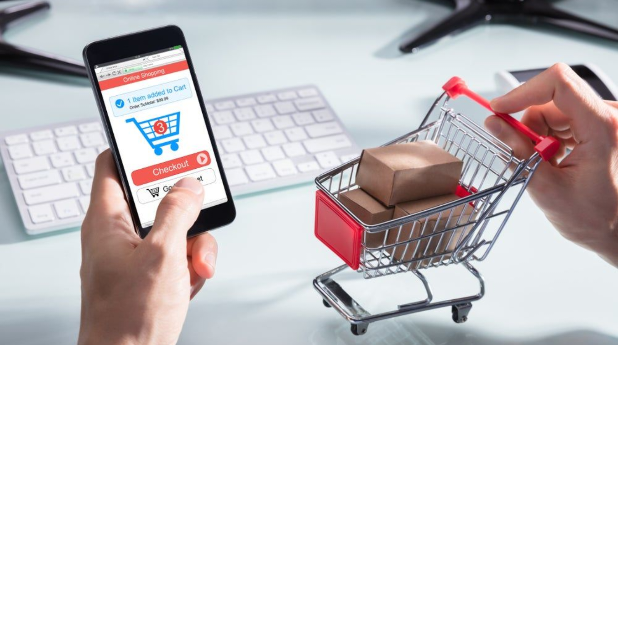
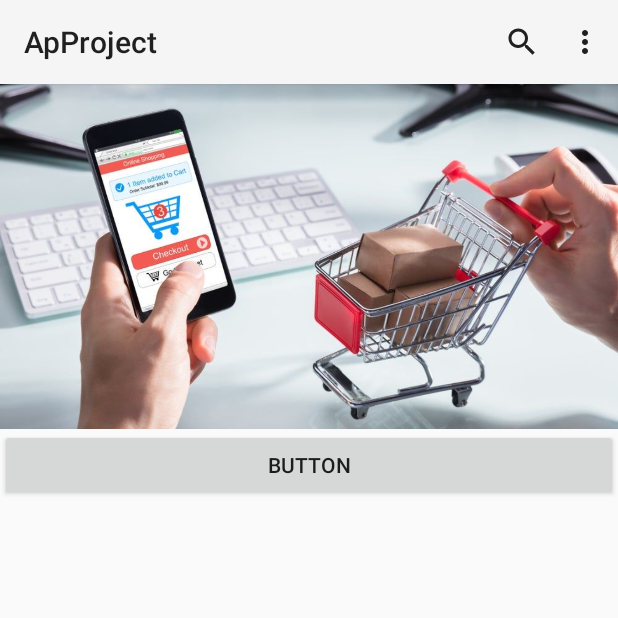
Before and after one commit to Ali-Noghabi/Ap-project-android, an Android app: the SearchViewPage screen opened directly, with no data from a screen before it, on a phone screen of 412 x 824 dp, the top half of it. Run offline under Robolectric (Android 15) with nearby library versions, the phone set to English and light mode, and no system bars.

Commit message:
fix search view page V2

```diff
--- a/app/src/main/AndroidManifest.xml
+++ b/app/src/main/AndroidManifest.xml
@@ -12,13 +12,12 @@
         android:supportsRtl="true"
         android:theme="@style/Theme.ApProject"
         android:usesCleartextTraffic="true">
-        <activity android:name=".SearchViewPage"></activity>
+        <activity
+            android:name=".SearchViewPage"
+            android:theme="@style/Theme.AppCompat.Light"></activity>
         <activity android:name=".HomePage" />
         <activity android:name=".SignUpPage" />
         <activity android:name=".LoginPage" />
-        <activity
-            android:name=".ui.login.LoginActivity"
-            android:label="@string/title_activity_login" />
         <activity android:name=".MainActivity">
             <intent-filter>
                 <action android:name="android.intent.action.MAIN" />
--- a/app/src/main/java/ir/lucifer/approject/SearchViewPage.java
+++ b/app/src/main/java/ir/lucifer/approject/SearchViewPage.java
@@ -1,29 +1,29 @@
 package ir.lucifer.approject;
 
 import androidx.appcompat.app.AppCompatActivity;
+import androidx.appcompat.widget.Toolbar;
 
 import android.os.Bundle;
-import android.widget.ArrayAdapter;
+import android.view.ContextMenu;
+import android.view.Menu;
+import android.view.MenuInflater;
+import android.view.View;
 import android.widget.Spinner;
 
 public class SearchViewPage extends AppCompatActivity {
-    public Spinner categorySpinner;
+
     @Override
     protected void onCreate(Bundle savedInstanceState) {
         super.onCreate(savedInstanceState);
         setContentView(R.layout.activity_search_view_page);
-
-//        categorySpinner = findViewById(R.id.categorySVP);
-//        String array_spinner[] = new String[10];
-//        array_spinner[0] = "CAR";
-//        array_spinner[1] = "CARPET";
-//        array_spinner[2] = "HOME";
-//        array_spinner[3] = "PC";
-//        array_spinner[4] = "LAPTOP";
-//
-//        ArrayAdapter adapter = new ArrayAdapter(this,android.R.layout.simple_spinner_item, array_spinner);
-//        categorySpinner.setAdapter(adapter);
-
+//        Toolbar toolbar = findViewById(R.id.search_toolbar2);
+//        setSupportActionBar(toolbar);
 
     }
+
+    @Override
+    public boolean onCreateOptionsMenu(Menu menu) {
+        getMenuInflater().inflate(R.menu.search_viewpage_menu, menu);
+        return true;
+    }
 }
--- a/app/src/main/res/layout/activity_search_view_page.xml
+++ b/app/src/main/res/layout/activity_search_view_page.xml
@@ -2,47 +2,58 @@
 <androidx.coordinatorlayout.widget.CoordinatorLayout xmlns:android="http://schemas.android.com/apk/res/android"
     xmlns:app="http://schemas.android.com/apk/res-auto"
     xmlns:tools="http://schemas.android.com/tools"
+    android:id="@+id/search_toolbar"
     android:layout_width="match_parent"
     android:layout_height="match_parent"
+    android:visibility="visible"
     tools:context=".SearchViewPage">
 
 
     <androidx.core.widget.NestedScrollView
-        android:layout_width="45dp"
-        android:layout_height="158dp"
-        app:layout_behavior="com.google.android.material.appbar.AppBarLayout$ScrollingViewBehavior"/>
+        android:layout_width="match_parent"
+        android:layout_height="3000dp"
+        app:layout_behavior="com.google.android.material.appbar.AppBarLayout$ScrollingViewBehavior">
+
+        <Button
+            android:id="@+id/button2"
+            android:layout_width="match_parent"
+            android:layout_height="wrap_content"
+            android:text="Button" />
+    </androidx.core.widget.NestedScrollView>
 
     <com.google.android.material.appbar.AppBarLayout
-        android:theme="@style/ThemeOverlay.MaterialComponents"
-        android:backgroundTint="#E1BEE7"
         android:layout_width="match_parent"
         android:layout_height="wrap_content"
+        android:backgroundTint="#E1BEE7"
+        android:theme="@style/ThemeOverlay.MaterialComponents"
         app:liftOnScroll="true">
 
         <com.google.android.material.appbar.CollapsingToolbarLayout
             android:layout_width="match_parent"
             android:layout_height="wrap_content"
+            app:contentScrim="#E1BEE7"
             app:expandedTitleGravity="bottom"
             app:layout_scrollFlags="scroll|exitUntilCollapsed"
-            app:contentScrim="#E1BEE7"
             app:scrimAnimationDuration="300">
 
             <ImageView
                 android:layout_width="match_parent"
                 android:layout_height="230dp"
+                android:scaleType="centerCrop"
                 android:src="@drawable/searchactivity"
-                android:scaleType="centerCrop"
                 app:layout_collapseMode="parallax"
-                app:layout_collapseParallaxMultiplier="1"/>
+                app:layout_collapseParallaxMultiplier="1" />
 
             <androidx.appcompat.widget.Toolbar
-                android:id="@+id/search_toolbar"
+                android:id="@+id/search_toolbar2"
                 android:layout_width="match_parent"
                 android:layout_height="?attr/actionBarSize"
-                app:layout_collapseMode="pin"/>
+                android:visibility="visible"
+                app:layout_collapseMode="pin"
+                app:popupTheme="@style/Theme.ApProject.PopupOverlay"
+                />
 
         </com.google.android.material.appbar.CollapsingToolbarLayout>
-
 
 
     </com.google.android.material.appbar.AppBarLayout>
--- a/app/src/main/res/menu/search_viewpage_menu.xml
+++ b/app/src/main/res/menu/search_viewpage_menu.xml
@@ -1,13 +1,19 @@
 <?xml version="1.0" encoding="utf-8"?>
 <menu xmlns:app="http://schemas.android.com/apk/res-auto"
-    xmlns:android="http://schemas.android.com/apk/res/android">
+    xmlns:android="http://schemas.android.com/apk/res/android"
+    tools:context="ir.lucifer.approject.SearchViewPage"
+    xmlns:tools="http://schemas.android.com/tools">
 
     <item
-        android:id="@+id/app_bar_search"
+        android:id="@+id/SearchItemSVP"
         android:icon="@drawable/ic_search_black_24dp"
         android:title="Search"
-        app:actionViewClass="android.widget.SearchView"
+        app:actionViewClass="androidx.appcompat.widget.SearchView"
         app:showAsAction="always" />
-    <item android:title="help" />
-    <item android:title="Log out" />
+    <item
+        android:id="@+id/helpItemSVP"
+        android:title="help" />
+    <item
+        android:id="@+id/LogOutItemSVP"
+        android:title="Log out" />
 </menu>
```
